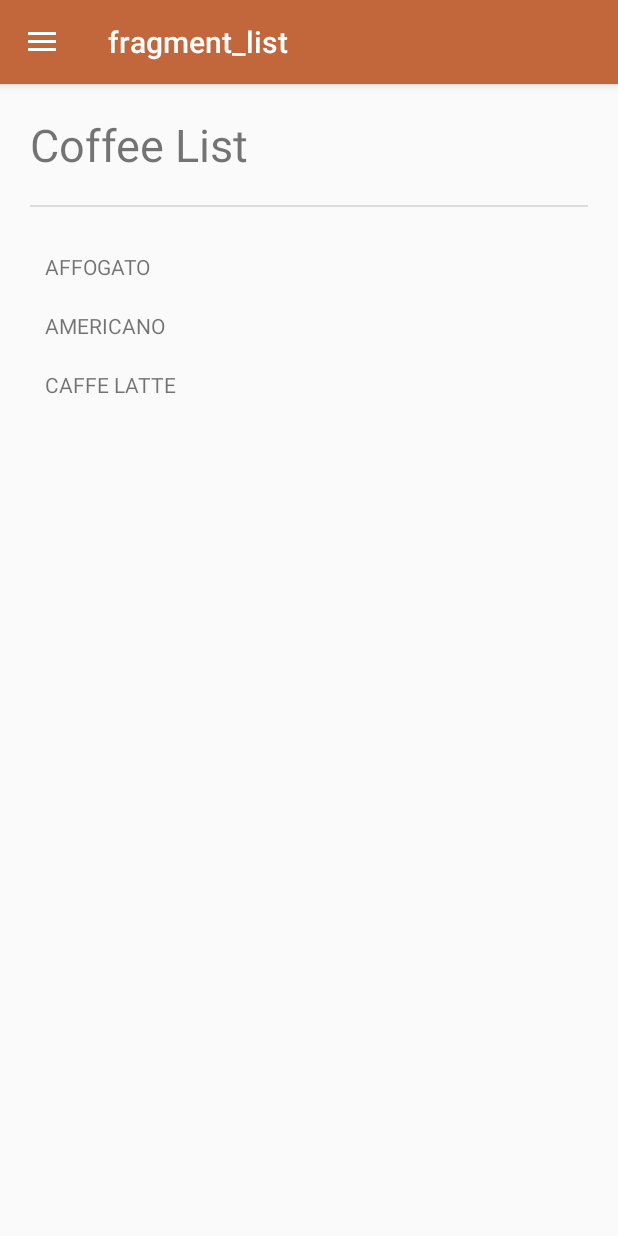
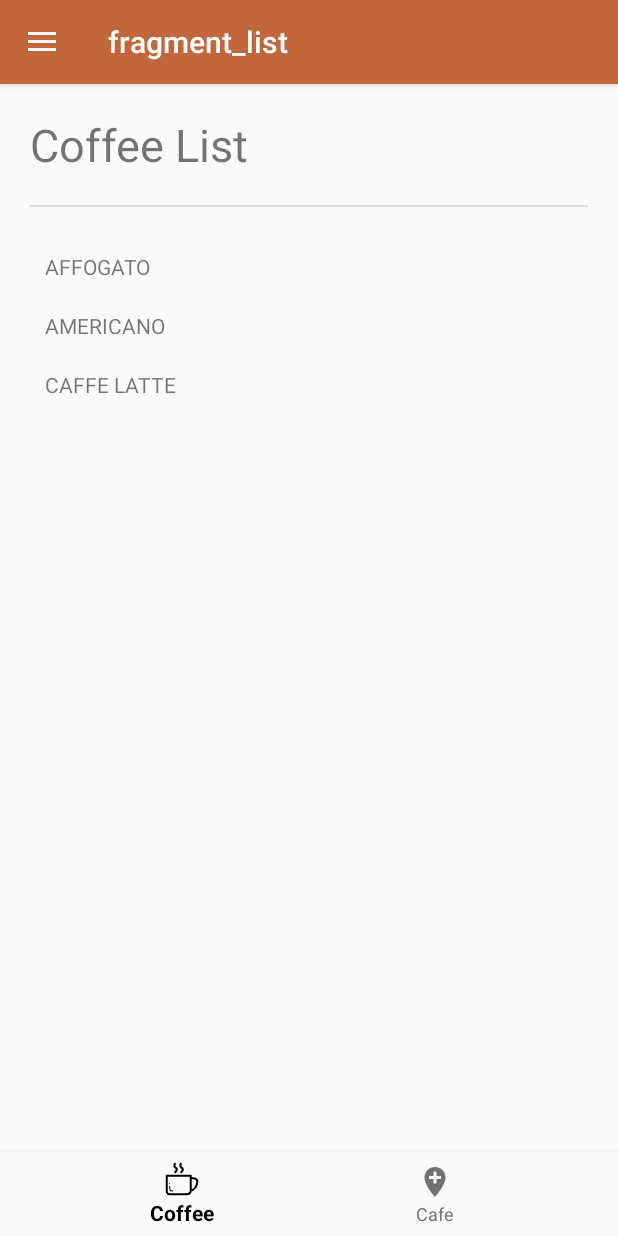
Before and after one commit to bruuhyan/LAB_WEEK_04, an Android app: the screen it shows after launch (MainActivity), on a phone screen of 412 x 824 dp. Run offline under Robolectric (Android 15) with nearby library versions, the phone set to English and light mode, and no system bars; our stand-ins replace navigation-ui.

Commit message:
Commit No. 2 – Bottom Navigation

```diff
--- a/app/src/main/java/com/example/lab_week_04/MainActivity.kt
+++ b/app/src/main/java/com/example/lab_week_04/MainActivity.kt
@@ -5,6 +5,8 @@ import androidx.navigation.findNavController
 import androidx.navigation.fragment.NavHostFragment
 import androidx.navigation.ui.*
 import com.google.android.material.navigation.NavigationView
+import com.google.android.material.bottomnavigation.BottomNavigationView
+
 class MainActivity : AppCompatActivity() {
     private lateinit var appBarConfiguration: AppBarConfiguration
     override fun onCreate(savedInstanceState: Bundle?) {
@@ -19,11 +21,14 @@ class MainActivity : AppCompatActivity() {
         //and adding them to the draw
         appBarConfiguration = AppBarConfiguration(
             setOf(
-                R.id.listFragment, R.id.favoritesFragment
+                R.id.listFragment, R.id.favoritesFragment, R.id.cafeFragment
             ), findViewById(R.id.drawer_layout)
         )
         setupActionBarWithNavController(navController, appBarConfiguration)
         findViewById<NavigationView>(R.id.nav_view)
+            ?.setupWithNavController(navController)
+        // Added this part only
+        findViewById<BottomNavigationView>(R.id.bottom_nav)
             ?.setupWithNavController(navController)
     }
     override fun onSupportNavigateUp(): Boolean {
--- /dev/null
+++ b/app/src/main/res/color/bottom_nav_color.xml
@@ -0,0 +1,5 @@
+<?xml version="1.0" encoding="utf-8"?>
+<selector xmlns:android="http://schemas.android.com/apk/res/android">
+    <item android:state_checked="true" android:color="@color/black" />
+    <item android:state_checked="false" android:color="@color/gray"/>
+</selector>
--- /dev/null
+++ b/app/src/main/res/drawable/cafe.xml
@@ -0,0 +1,5 @@
+<vector xmlns:android="http://schemas.android.com/apk/res/android" android:height="24dp" android:tint="#000000" android:viewportHeight="24" android:viewportWidth="24" android:width="24dp">
+
+    <path android:fillColor="@android:color/white" android:pathData="M12,2C8.14,2 5,5.14 5,9c0,5.25 7,13 7,13s7,-7.75 7,-13c0,-3.86 -3.14,-7 -7,-7zM16,10h-3v3h-2v-3L8,10L8,8h3L11,5h2v3h3v2z"/>
+
+</vector>
--- a/app/src/main/res/layout/app_bar_main.xml
+++ b/app/src/main/res/layout/app_bar_main.xml
@@ -24,4 +24,14 @@
         android:layout_height="wrap_content"
         layout="@layout/content_main"
         app:layout_behavior="@string/appbar_scrolling_view_behavior"/>
+    <com.google.android.material.bottomnavigation.BottomNavigationView
+        android:id="@+id/bottom_nav"
+        android:layout_width="match_parent"
+        android:layout_height="wrap_content"
+        android:layout_gravity="bottom"
+        android:background="?android:attr/windowBackground"
+        app:itemTextColor="@color/bottom_nav_color"
+        app:itemIconTint="@color/bottom_nav_color"
+        app:menu="@menu/bottom_nav_menu"
+        app:labelVisibilityMode="labeled"/>
 </androidx.coordinatorlayout.widget.CoordinatorLayout>
--- /dev/null
+++ b/app/src/main/res/menu/bottom_nav_menu.xml
@@ -0,0 +1,12 @@
+<?xml version="1.0" encoding="utf-8"?>
+<menu xmlns:android=
+    "http://schemas.android.com/apk/res/android">
+    <item
+        android:id="@+id/listFragment"
+        android:icon="@drawable/coffee"
+        android:title="@string/bottom_menu_coffee" />
+    <item
+        android:id="@+id/cafeFragment"
+        android:icon="@drawable/cafe"
+        android:title="@string/bottom_menu_cafe"/>
+</menu>
--- a/app/src/main/res/navigation/nav_graph.xml
+++ b/app/src/main/res/navigation/nav_graph.xml
@@ -24,4 +24,9 @@
         android:name="com.example.lab_week_04.DetailFragment"
         android:label="fragment_detail"
         tools:layout="@layout/fragment_detail" />
+    <fragment
+        android:id="@+id/cafeFragment2"
+        android:name="com.example.lab_week_04.CafeFragment"
+        android:label="fragment_cafe"
+        tools:layout="@layout/fragment_cafe" />
 </navigation>
--- a/app/src/main/res/values/colors.xml
+++ b/app/src/main/res/values/colors.xml
@@ -3,4 +3,5 @@
     <color name="black">#FF000000</color>
     <color name="white">#FFFFFFFF</color>
     <color name="light_brown">#c2663c</color>
+    <color name="gray">#717171</color>
 </resources>
```
Also changed, not shown: app/src/main/java/com/example/lab_week_04/CafeFragment.kt (added, +59 -0 lines), app/src/main/res/layout/fragment_cafe.xml (added, +41 -0 lines).
